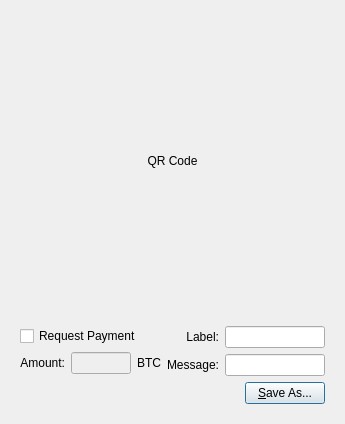
Above: src/qt/forms/qrcodedialog.ui from raffermeko/bitcoin before the change. Below: the same form after it.
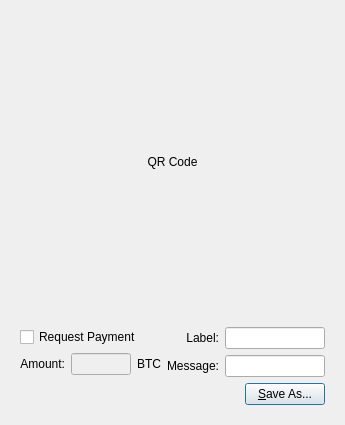
That is the form after the change.

Commit message: set minimum size allowed by Qt Creator and rename "QR-Code Dialog" to "QR Code Dialog" as this spelling is used all over the code

Diff of the .ui file:
```diff
--- a/src/qt/forms/qrcodedialog.ui
+++ b/src/qt/forms/qrcodedialog.ui
@@ -7,7 +7,7 @@
     <x>0</x>
     <y>0</y>
     <width>334</width>
-    <height>423</height>
+    <height>425</height>
    </rect>
   </property>
   <property name="windowTitle">
```
Left out of the diff: 2 changed lines with no effect on the pictures.
